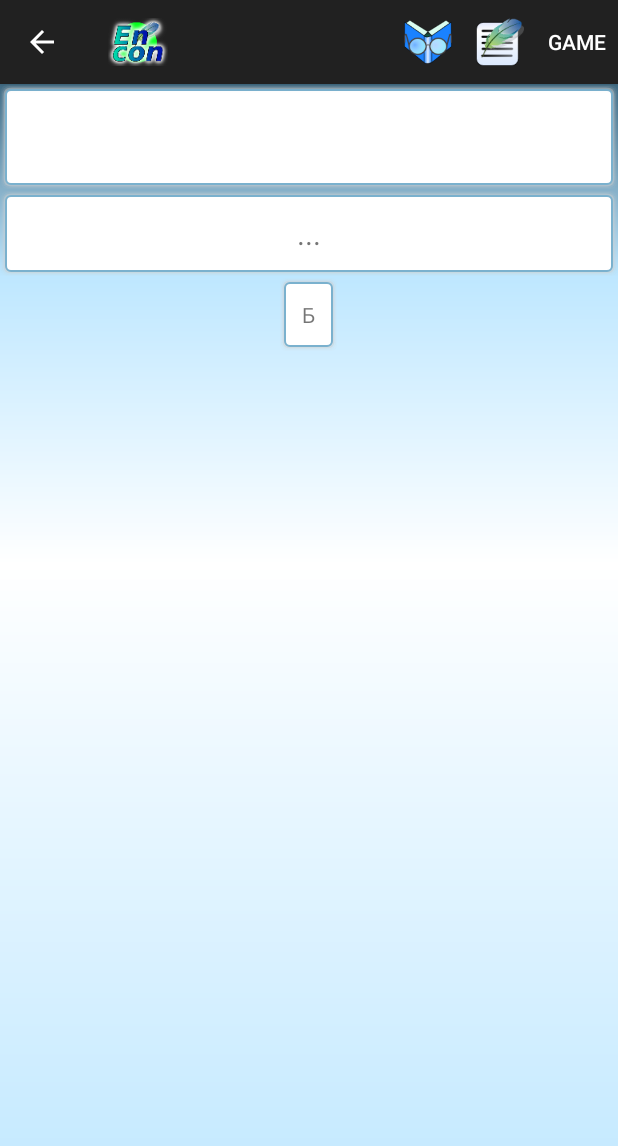
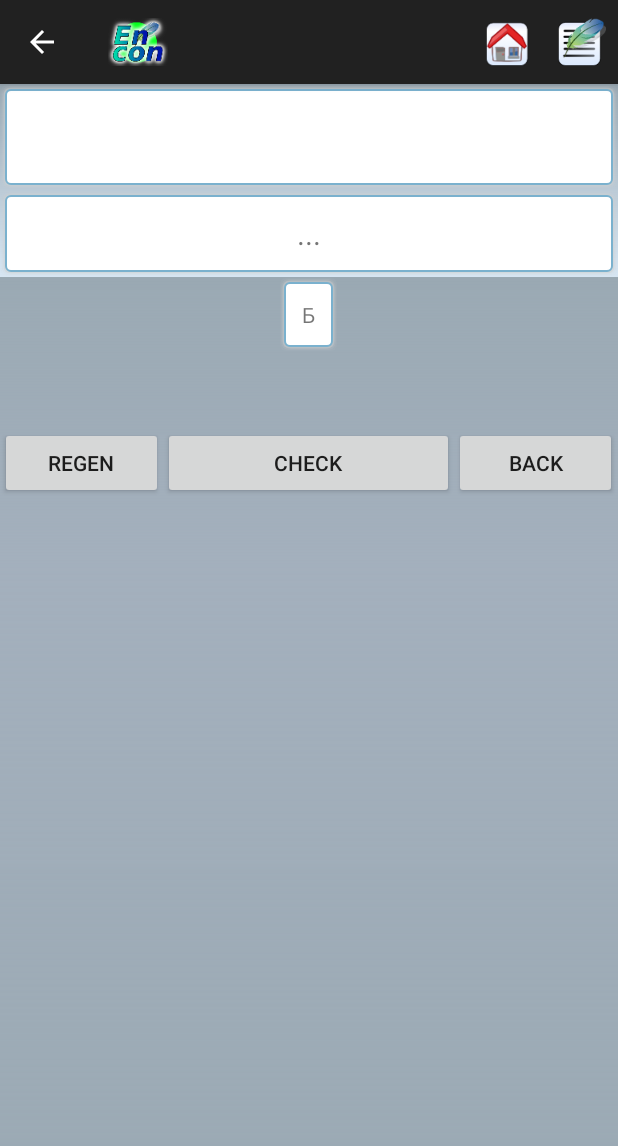
Before and after one commit to Maxislav/EnglishCon, an Android app: the GameActivity screen opened directly, with no data from a screen before it, on a phone screen of 412 x 824 dp. Shown: the top 1146 px of the screen. Run offline under Robolectric (Android 15) with nearby library versions, the phone set to English and light mode, and no system bars; 6 statements that could not run were skipped.

Commit message:
Buttons gameActivity

```diff
--- a/app/src/main/java/com/example/mars/englishcon/GameActivity.java
+++ b/app/src/main/java/com/example/mars/englishcon/GameActivity.java
@@ -17,6 +17,7 @@ import android.widget.TextView;
 import java.util.ArrayList;
 import java.util.Arrays;
 import java.util.Collections;
+import java.util.HashMap;
 import java.util.Map;
 import java.util.Random;
 
@@ -36,12 +37,12 @@ public class GameActivity extends ActionBarActivity {
     private TextView fillTextVeiw;
     private String fillTex;
     private TextView findTextView;
-    DataBaseHelper dataBaseHelper;
-
-
     private String value;
+    private String mixValue;
     private String[] arrayValues;
     private LinearLayout rowLinearLayout;
+    private DataBaseHelper dataBaseHelper;
+    ArrayList <Map> arrayList;
 
     public void setRowLinearLayout(LinearLayout rowLinearLayout) {
         this.rowLinearLayout = rowLinearLayout;
@@ -62,7 +63,6 @@ public class GameActivity extends ActionBarActivity {
         findTextView = (TextView)findViewById(R.id.findTextView);
         fillTex ="";
         dataBaseHelper = new DataBaseHelper(this);
-
         displayMetrics = this.getResources().getDisplayMetrics();
         density = displayMetrics.density;
         dpHeight = displayMetrics.heightPixels / density;
@@ -96,6 +96,7 @@ public class GameActivity extends ActionBarActivity {
         actionBar.setHomeButtonEnabled(true);
         //  actionBar.setIcon(R.drawable.en_con);
         actionBar.setCustomView(v);
+        menu.findItem(R.id.action_game).setVisible(false);
         return true;
     }
     @Override
@@ -131,18 +132,15 @@ public class GameActivity extends ActionBarActivity {
     }
 
 
+
     public void onInit() {
+        arrayList = new ArrayList<Map>();
 
         Map<String, String> map = dataBaseHelper.getRundom();
-
-
-       // value = "inflater";
         value = map.get("EN");
         findTextView.setText(map.get("RU"));
         nElements = 0;
         fillTex ="";
-
-        //findTextView.setText(value);
         arrayValues = value.split("");
         ArrayList<String> imgList = new ArrayList<String>(Arrays.asList(arrayValues));
         long seed = System.nanoTime();
@@ -155,8 +153,8 @@ public class GameActivity extends ActionBarActivity {
                 mix += a.toString();
             }
         }
-        value = mix;
-        arrayValues = value.split("");
+        mixValue = mix;
+        arrayValues = mixValue.split("");
         elementsLength = arrayValues.length;
         createRow();
     }
@@ -220,10 +218,20 @@ public class GameActivity extends ActionBarActivity {
         view.setOnClickListener(new View.OnClickListener() {
             @Override
             public void onClick(View v) {
+                Map<String, View> map = new HashMap<String, View>();
                 fillTex+=letter;
                 fillTextVeiw.setText(fillTex);
+                map.put(inflater.toString(), v);
+                arrayList.add(map);
                 v.setVisibility(View.INVISIBLE);
             }
         });
     }
+
+    public void clickBack(View v){
+        Map<String, View> map;
+        map = arrayList.remove(arrayList.size()-1);
+
+
+    }
 }
--- a/app/src/main/java/com/example/mars/englishcon/MainActivity.java
+++ b/app/src/main/java/com/example/mars/englishcon/MainActivity.java
@@ -82,6 +82,7 @@ public class MainActivity extends ActionBarActivity {
         actionBar.setDisplayShowTitleEnabled(false);
       //  actionBar.setIcon(R.drawable.en_con);
         actionBar.setCustomView(v);
+        menu.findItem(R.id.action_learn).setVisible(false);
         return true;
     }
 
--- a/app/src/main/res/drawable/gradien_mirror.xml
+++ b/app/src/main/res/drawable/gradien_mirror.xml
@@ -2,9 +2,9 @@
 <shape xmlns:android="http://schemas.android.com/apk/res/android"
     android:shape="rectangle">
     <gradient
-        android:startColor="#ffbee7ff"
-        android:centerColor="#ffffffff"
+        android:startColor="#7b335267"
+        android:centerColor="#e098a6b5"
         android:centerY="0.7"
-        android:endColor="#ffbee7ff"
+        android:endColor="#7b335267"
         android:angle="90"/>
 </shape>
--- a/app/src/main/res/drawable/gradient.xml
+++ b/app/src/main/res/drawable/gradient.xml
@@ -2,7 +2,7 @@
 <shape xmlns:android="http://schemas.android.com/apk/res/android"
     android:shape="rectangle">
     <gradient
-        android:startColor="#ffbee7ff"
-        android:endColor="#ff436e87"
+        android:startColor="#e0d2e3f2"
+        android:endColor="#7b335267"
         android:angle="90"/>
 </shape>
--- a/app/src/main/res/layout/activity_game.xml
+++ b/app/src/main/res/layout/activity_game.xml
@@ -37,46 +37,41 @@
                 android:id="@+id/fillTextVeiw"/>
         </LinearLayout>
     </LinearLayout>
-
     <LinearLayout
         android:layout_width="match_parent"
         android:layout_height="match_parent"
-        android:id="@+id/mainLayout"
-        android:orientation="vertical"
-        android:background="@drawable/gradien_mirror">
+        android:background="@drawable/gradien_mirror"
+        android:orientation="vertical">
+        <LinearLayout
+            android:layout_width="match_parent"
+            android:layout_height="wrap_content"
+            android:id="@+id/mainLayout"
+            android:orientation="vertical"
+            android:minHeight="100dp">
 
-
-
-        <!--<LinearLayout
+        </LinearLayout>
+        <LinearLayout
             android:layout_width="match_parent"
             android:layout_height="wrap_content"
             android:orientation="horizontal"
-            android:gravity="center">
-
-
-            <LinearLayout
-                style="@style/RowLayou"
+            android:gravity="top">
+            <Button
                 android:layout_width="wrap_content"
                 android:layout_height="wrap_content"
-                android:id="@+id/linearLayout">
-                <TextView
-                    android:layout_width="wrap_content"
-                    android:layout_height="wrap_content"
-                    android:text="A" />
-            </LinearLayout>
-            <LinearLayout
-                style="@style/RowLayou"
+                android:layout_weight="0.2"
+                android:text="Regen"/>
+            <Button
                 android:layout_width="wrap_content"
-                android:layout_height="wrap_content">
-                <TextView
-                    android:layout_width="wrap_content"
-                    android:layout_height="wrap_content"
-                    android:text="Б" />
-            </LinearLayout>
+                android:layout_weight="1"
+                android:layout_height="wrap_content"
+                android:text="Check"/>
+            <Button
+                android:layout_width="wrap_content"
+                android:layout_height="wrap_content"
+                android:layout_weight="0.2"
+                android:onClick="clickBack"
+                android:text="back"/>
+        </LinearLayout>
+        </LinearLayout>
 
-
-
-
-        </LinearLayout>-->
-    </LinearLayout>
 </LinearLayout>
--- a/app/src/main/res/menu/menu_main.xml
+++ b/app/src/main/res/menu/menu_main.xml
@@ -16,6 +16,7 @@
     <item android:id="@+id/action_game"
         android:title="Game"
         android:orderInCategory="3"
+        android:icon="@drawable/ico_game"
         app:showAsAction="ifRoom" />
 
 </menu>
```
Also changed, not shown: app/src/main/res/drawable/ico_game.png (added), app/src/main/res/drawable/ico_mind.png.
